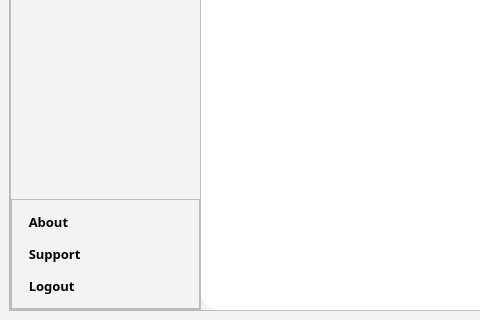
The window that App-ver2.ui (hohuy852/rename) describes before a commit, drawn with Qt 5; both pictures show x 0 to 480 and y 430 to 750 of the 1200 by 750 pixel window.
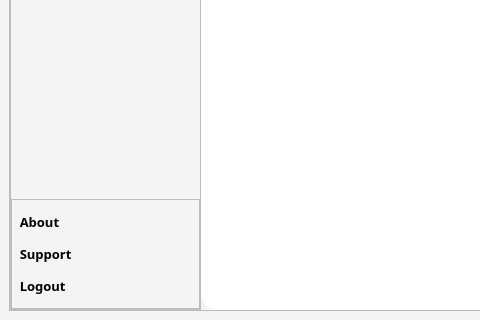
The same window after the commit. Icons and pictures are not drawn.

Diff of the .ui file:
```diff
--- a/App-ver2.ui
+++ b/App-ver2.ui
@@ -338,6 +338,9 @@
              <enum>QFrame::Raised</enum>
             </property>
             <layout class="QVBoxLayout" name="verticalLayout_6">
+             <property name="leftMargin">
+              <number>0</number>
+             </property>
              <item>
               <widget class="QPushButton" name="about_btn">
                <property name="font">
```
